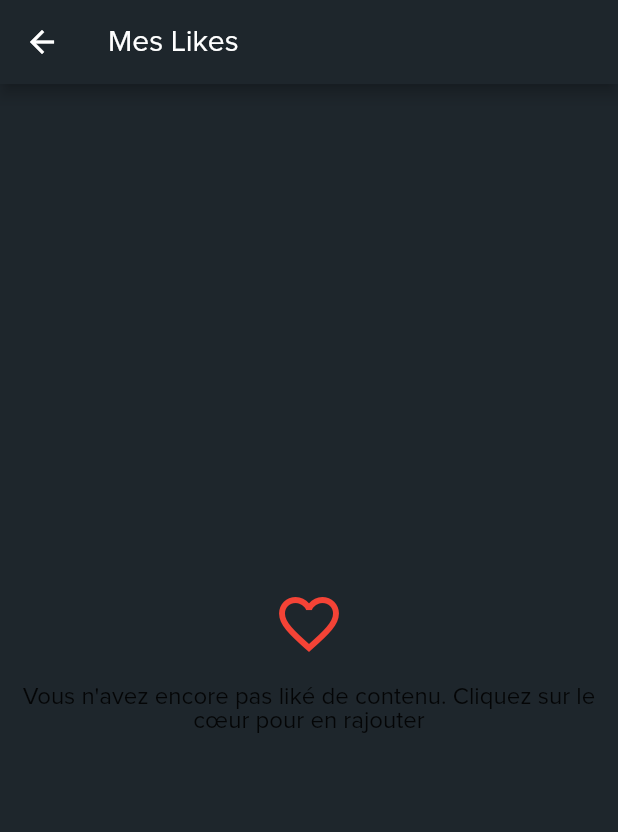
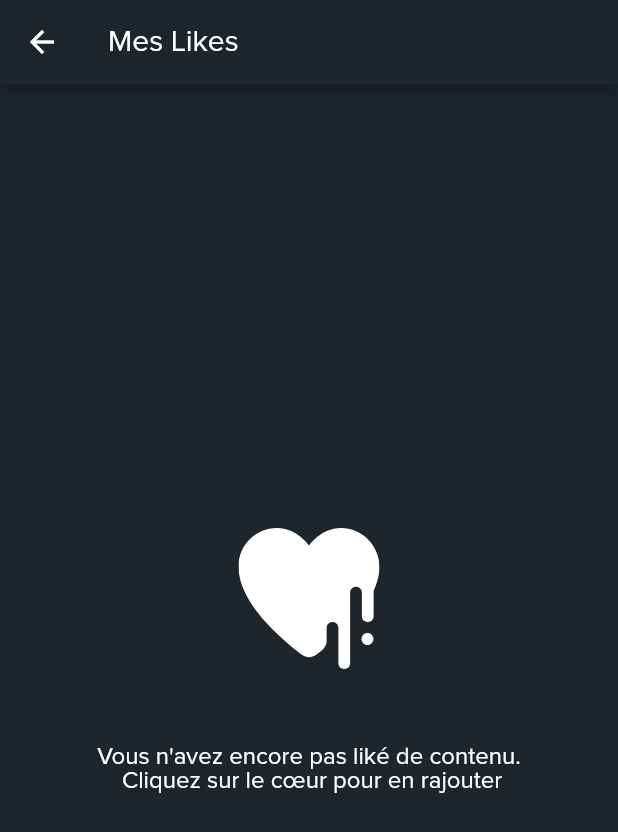
Before and after one commit to adamelz/Projet_Mobile, a Flutter app: the MyLikesPage screen opened directly, on a phone screen of 412 x 824 dp. Shown: the top 832 px of the screen. Run offline on Flutter 3.47's test engine with Material 2 defaults, Android fonts, the phone set to English and light mode, and no system bars; our stand-ins replace flutter_svg; network calls fail.

Commit message:
added mes likes et wishlist + correction problème pixel du background image

```diff
--- a/lib/main.dart
+++ b/lib/main.dart
@@ -29,7 +29,7 @@ class _LoginDemoState extends State<LoginDemo> {
   Widget build(BuildContext context) {
     return Scaffold(
 
-
+      resizeToAvoidBottomInset: false,
       body: Container(
         decoration: BoxDecoration(
           image: DecorationImage(
--- a/lib/screens/Inscription.dart
+++ b/lib/screens/Inscription.dart
@@ -16,7 +16,7 @@ class _InscriptionState extends State<Inscription> {
   Widget build(BuildContext context) {
     return Scaffold(
 
-
+      resizeToAvoidBottomInset: false,
       body: Container(
         decoration: BoxDecoration(
           image: DecorationImage(
--- a/lib/screens/Mes likes.dart
+++ b/lib/screens/Mes likes.dart
@@ -1,5 +1,5 @@
 import 'package:flutter/material.dart';
-
+import 'package:flutter_svg/flutter_svg.dart';
 class MyLikesPage extends StatefulWidget {
   @override
   _MyLikesPageState createState() => _MyLikesPageState();
@@ -18,16 +18,14 @@ class _MyLikesPageState extends State<MyLikesPage> {
           child: Column(
         mainAxisAlignment: MainAxisAlignment.center,
         children: [
-          Icon(
-            Icons.favorite_border,
-            size: 48.0,
-            color: Colors.red,
-          ),
-          SizedBox(height: 16.0),
+           SvgPicture.asset('assets/icons/empty_likes.svg'),
+
+
+          SizedBox(height: 50.0),
           Text(
-            "Vous n'avez encore pas liké de contenu. Cliquez sur le cœur pour en rajouter",
+            "Vous n'avez encore pas liké de contenu.\n Cliquez sur le cœur pour en rajouter",
             textAlign: TextAlign.center,
-            style: TextStyle(fontSize: 16.0),
+            style: TextStyle(fontSize: 16.0, color: Colors.white,fontFamily:'Proxima'),
           ),
         ],
       ),
```
Also changed, not shown: lib/screens/Accueil.dart (+12 -4 lines), lib/screens/Wishlist.dart (added, +36 -0 lines).
